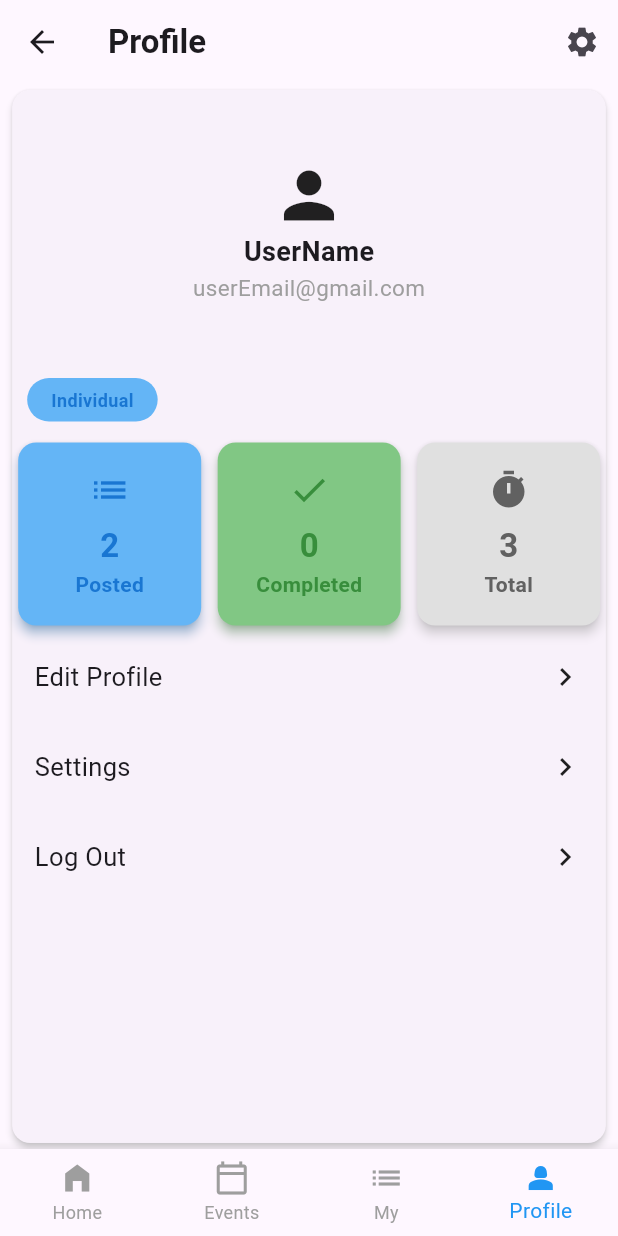
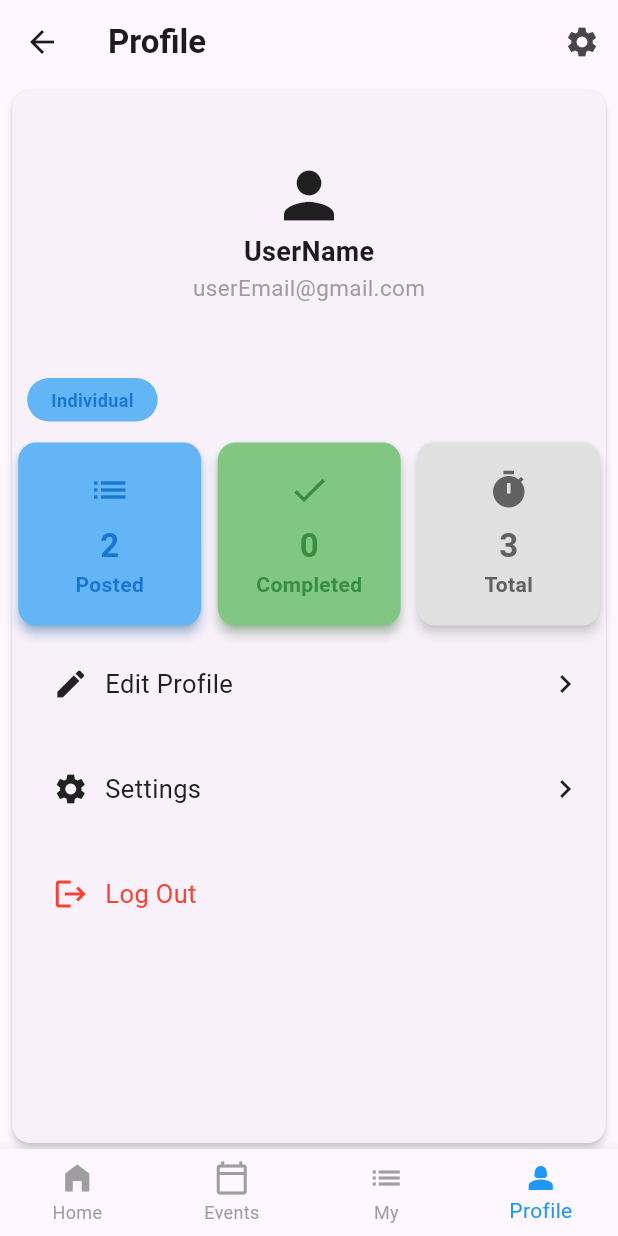
Before and after one commit to wahab8976/Community-Services, a Flutter app: the CommunityServices screen opened directly, item 4 of the bottom bar chosen, on a phone screen of 412 x 824 dp. Run offline on Flutter 3.47's test engine with Material 3 defaults, Android fonts, the phone set to English and light mode, and no system bars.

Commit message:
Fixed Edit Profile Page UI bugs

```diff
--- a/lib/user_profile.dart
+++ b/lib/user_profile.dart
@@ -1,4 +1,5 @@
 import 'package:community_services/edit_profile.dart';
+import 'package:community_services/widgets/user_profile_navigation_btn.dart';
 import 'package:community_services/widgets/user_progress_card.dart';
 import 'package:flutter/material.dart';
 
@@ -61,50 +62,45 @@ class UserProfile extends StatelessWidget {
                 ],
               ),
               SizedBox(
+                height: 70,
                 width: screenWidth * 95,
-                height: 60,
                 child: Padding(
                   padding: const EdgeInsets.all(15.0),
                   child: InkWell(
                     onTap: (){
-                      Navigator.push(context,MaterialPageRoute(builder: (context) => EditProfile(),));
+                      Navigator.push(context, MaterialPageRoute(builder: (context) => EditProfile(),));
                     },
                     child: Row(
                       mainAxisAlignment: MainAxisAlignment.spaceBetween,
                       children: [
-                        Text('Edit Profile',style: TextStyle(fontSize: 17),),
-                        Icon(Icons.navigate_next)
+                        UserProfileNavigationBtn(title_passed:'Edit Profile',color_passed: Colors.grey.shade900,icon_passed: Icons.edit,),
+                        Icon(Icons.navigate_next),
                       ],
                     ),
                   ),
                 ),
               ),SizedBox(
-                height: 60,
+                height: 70,
                 width: screenWidth * 95,
                 child: Padding(
                   padding: const EdgeInsets.all(15.0),
-                  child: Row(
-                    mainAxisAlignment: MainAxisAlignment.spaceBetween,
-                    children: [
-                      Text('Settings',style: TextStyle(fontSize: 17)),
-                      Icon(Icons.navigate_next)
-                    ],
+                    child: Row(
+                      mainAxisAlignment: MainAxisAlignment.spaceBetween,
+                      children: [
+                        UserProfileNavigationBtn(title_passed:'Settings',color_passed: Colors.grey.shade900,icon_passed: Icons.settings,),
+                        Icon(Icons.navigate_next),
+                      ],
+                    ),
                   ),
                 ),
-              ),SizedBox(
-                height: 60,
+              SizedBox(
+                height: 70,
                 width: screenWidth * 95,
                 child: Padding(
                   padding: const EdgeInsets.all(15.0),
-                  child: Row(
-                    mainAxisAlignment: MainAxisAlignment.spaceBetween,
-                    children: [
-                      Text('Log Out',style: TextStyle(fontSize: 17)),
-                      Icon(Icons.navigate_next),
-                    ],
+                    child: UserProfileNavigationBtn(title_passed:'Log Out',color_passed: Colors.red,icon_passed: Icons.logout,),
                   ),
                 ),
-              )
             ],
 
 
--- /dev/null
+++ b/lib/widgets/user_profile_navigation_btn.dart
@@ -0,0 +1,36 @@
+import 'package:flutter/material.dart';
+
+class UserProfileNavigationBtn extends StatelessWidget {
+  final String title_passed;
+  final IconData icon_passed;
+  final Color color_passed;
+
+  const UserProfileNavigationBtn({
+    super.key,
+    required this.title_passed,
+    required this.icon_passed,
+    required this.color_passed,
+  });
+
+  @override
+  Widget build(BuildContext context) {
+    return InkWell(
+      borderRadius: BorderRadius.circular(8),
+      child: Padding(
+        padding: const EdgeInsets.symmetric(vertical: 8.0, horizontal: 12.0),
+        child: Row(
+          mainAxisSize: MainAxisSize.min,
+          spacing: 3,
+          children: [
+            Icon(icon_passed, color: color_passed),
+            const SizedBox(width: 5),
+            Text(
+              title_passed,
+              style: TextStyle(fontSize: 17, color: color_passed),
+            ),
+          ],
+        ),
+      ),
+    );
+  }
+}
```
